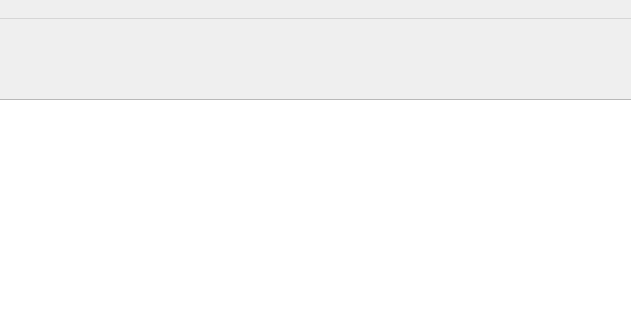
Before: the Qt Designer form mainwindow.ui in Nikonoffcmi/diplome, drawn with Qt 5; both pictures show x 460 to 1091 and y 0 to 320 of the 1279 by 702 pixel window.
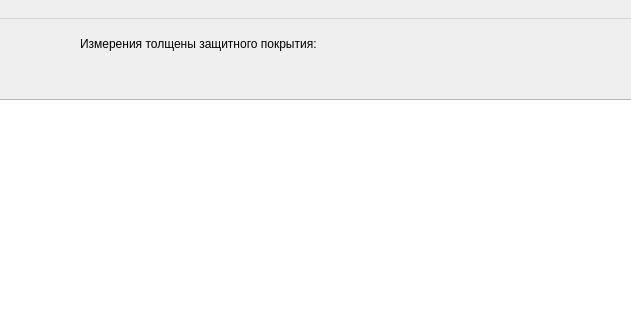
After: the same form once the commit is applied.

Diff of the .ui file:
```diff
--- a/mainwindow.ui
+++ b/mainwindow.ui
@@ -90,6 +90,19 @@
      <string>Измерения толщены защитного покрытия:</string>
     </property>
    </widget>
+   <widget class="QLabel" name="label_2">
+    <property name="geometry">
+     <rect>
+      <x>540</x>
+      <y>9</y>
+      <width>471</width>
+      <height>31</height>
+     </rect>
+    </property>
+    <property name="text">
+     <string>Измерения толщены защитного покрытия:</string>
+    </property>
+   </widget>
   </widget>
   <widget class="QMenuBar" name="menubar">
    <property name="geometry">
```
Left out of the diff: 2 changed lines with no effect on the pictures.
